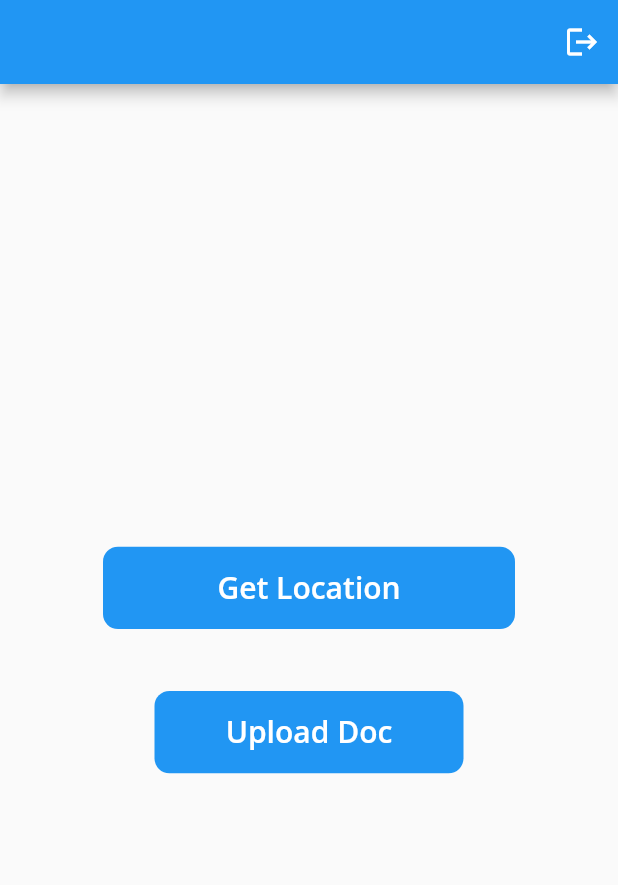
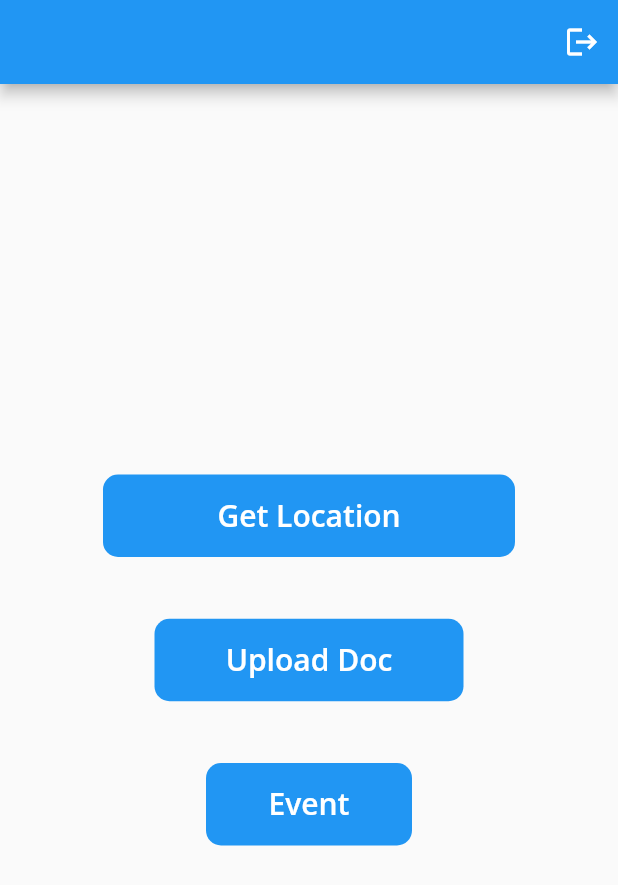
Before and after one commit to bhumika-kalaru/ark, a Flutter app: the screen it shows once a user with an empty profile is signed in, on a phone screen of 412 x 824 dp. Shown: the top 885 px of the screen. Run offline on Flutter 3.47's test engine with Material 2 defaults, Android fonts, the phone set to English and light mode, and no system bars; our stand-ins replace animated_splash_screen, file_picker, firebase_auth, firebase_core, geolocator, google_fonts and 1 more; missing offline and left inert: email_otp; accounts and stored records are empty.

Commit message:
just created event button

```diff
--- /dev/null
+++ b/lib/addEvent.dart
@@ -0,0 +1,29 @@
+import 'package:flutter/material.dart';
+import 'package:google_fonts/google_fonts.dart';
+
+import 'constants.dart';
+
+class EventButton extends StatelessWidget {
+  const EventButton({super.key});
+
+  @override
+  Widget build(BuildContext context) {
+    double h = MediaQuery.of(context).size.height,
+        w = MediaQuery.of(context).size.width;
+    return GestureDetector(
+      child: Container(
+          margin: EdgeInsets.symmetric(horizontal: w / 20, vertical: h / 40),
+          height: h / 15,
+          width: w / 3,
+          decoration: BoxDecoration(
+              color: Colors.blue, borderRadius: BorderRadius.circular(10)),
+          child: Center(
+              child: Text(
+            'Event',
+            style: GoogleFonts.openSans(
+                color: white, fontSize: 20, fontWeight: FontWeight.w600),
+          ))),
+      onTap: () {},
+    );
+  }
+}
--- a/lib/main.dart
+++ b/lib/main.dart
@@ -18,7 +18,6 @@ Future main() async {
 class MyApp extends StatelessWidget {
   const MyApp({super.key});
 
-  // This widget is the root of your application.
   @override
   Widget build(BuildContext context) {
     return MaterialApp(
--- a/lib/mainScreen.dart
+++ b/lib/mainScreen.dart
@@ -1,3 +1,4 @@
+import 'package:ark/addEvent.dart';
 import 'package:ark/location.dart';
 import 'package:ark/logIn.dart';
 import 'package:ark/pickFile.dart';
@@ -33,7 +34,7 @@ class _MainScreenState extends State<MainScreen> {
         child: Center(
           child: Column(
             mainAxisAlignment: MainAxisAlignment.center,
-            children: [Location(), FilePick()],
+            children: [Location(), FilePick(), EventButton()],
           ),
         ),
       ),
```
